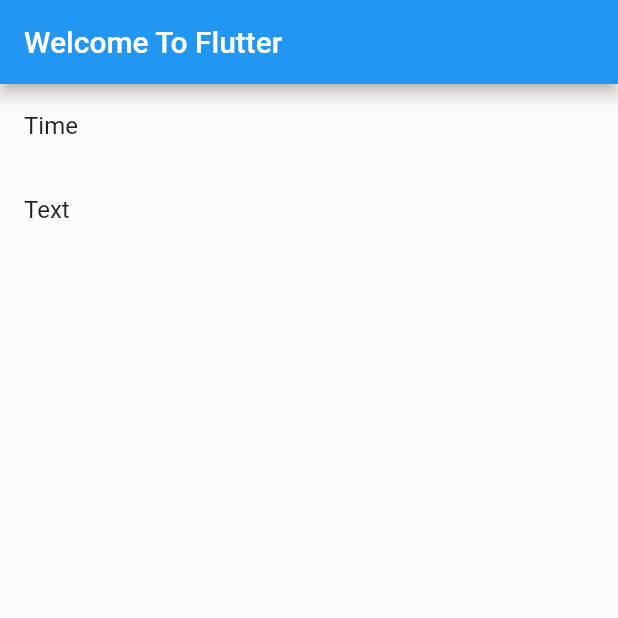
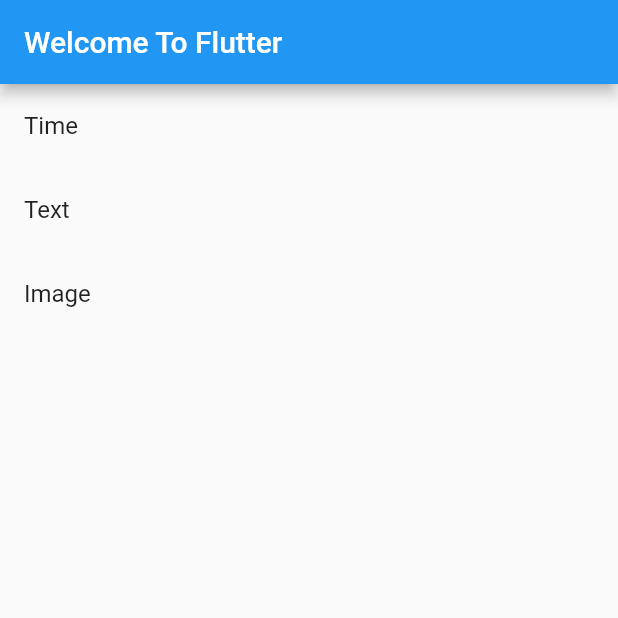
Before and after one commit to ChrisWongAtCUHK/my_widgets, a Flutter app: the screen it shows after launch, on a phone screen of 412 x 824 dp, the top half of it. Run offline on Flutter 3.47's test engine with Material 2 defaults, Android fonts, the phone set to English and light mode, and no system bars.

Commit message:
Flutter體驗 Day 8-開始玩積木

```diff
--- a/lib/main.dart
+++ b/lib/main.dart
@@ -2,6 +2,7 @@ import 'package:flutter/material.dart';
 import 'views/home.dart';
 import 'views/time.dart';
 import 'views/text.dart';
+import 'views/image.dart';
 
 void main() => runApp(const MyApp());
 
@@ -20,6 +21,7 @@ class MyApp extends StatelessWidget {
         '/': (context) => const HomeScreen(),
         '/time': (context) => const TimeScreen(),
         '/text': (context) => const TextScreen(),
+        '/image': (context) => const ImageScreen(),
       },
     );
   }
--- a/lib/views/home.dart
+++ b/lib/views/home.dart
@@ -23,6 +23,10 @@ class HomeScreen extends StatelessWidget {
         title: const Text('Text'),
         onTap: () => Navigator.pushNamed(context, '/text'),
       ),
+      ListTile(
+        title: const Text('Image'),
+        onTap: () => Navigator.pushNamed(context, '/image'),
+      ),
     ];
 
     return ListView(children: items);
--- a/pubspec.yaml
+++ b/pubspec.yaml
@@ -59,8 +59,8 @@ flutter:
   uses-material-design: true
 
   # To add assets to your application, add an assets section, like this:
-  # assets:
-  #   - images/a_dot_burr.jpeg
+  assets:
+    - images/cat-2083492-pixabay.jpg
   #   - images/a_dot_ham.jpeg
 
   # An image asset can refer to one or more resolution-specific "variants", see
```
Also changed, not shown: lib/views/image.dart (added, +30 -0 lines), images/cat-2083492-pixabay.jpg (added).
